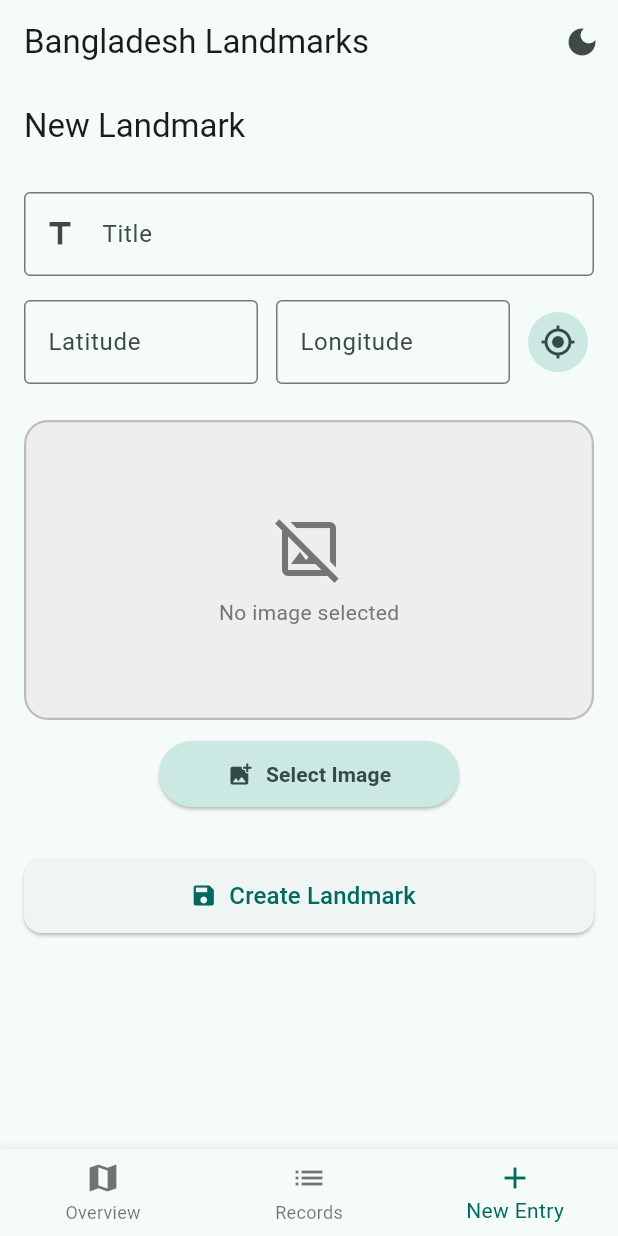
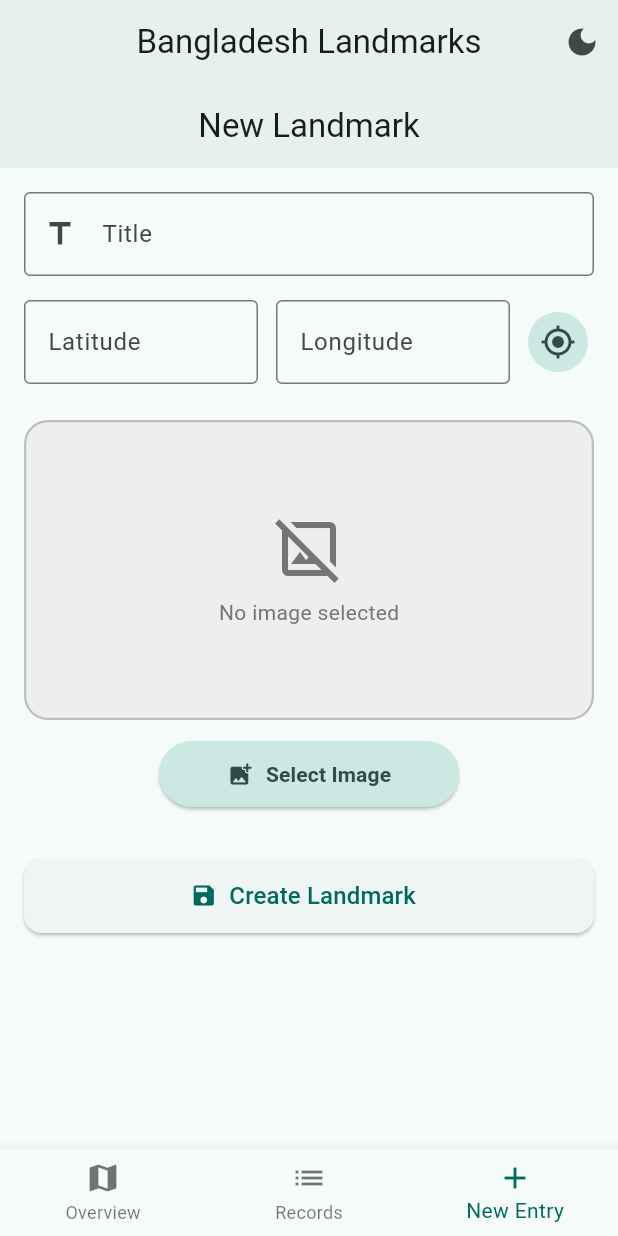
Before and after one commit to far-han12/cse489_lab, a Flutter app: the screen it shows after launch, item 3 of the bottom bar chosen, on a phone screen of 412 x 824 dp. Run offline on Flutter 3.47's test engine with Material 3 defaults, Android fonts, the phone set to English and light mode, and no system bars; our stand-ins replace geolocator, google_maps_flutter, image_picker, sqflite; accounts and stored records are empty; network calls fail.

Commit message:
extract app theme data config to dedicated file

```diff
--- a/lib/main.dart
+++ b/lib/main.dart
@@ -6,6 +6,8 @@ import 'services/local_db_service.dart';
 import 'pages/overview_page.dart';
 import 'pages/records_page.dart';
 import 'pages/edit_landmark_page.dart';
+
+import 'utils/app_theme.dart';
 
 void main() {
   runApp(const LandmarkApp());
@@ -129,21 +131,10 @@ class _LandmarkAppState extends State<LandmarkApp> {
       scaffoldMessengerKey: _scaffoldMessengerKey,
       debugShowCheckedModeBanner: false,
       title: 'Bangladesh Landmarks',
-      theme: ThemeData(
-        colorScheme: ColorScheme.fromSeed(
-          seedColor: Colors.teal,
-          brightness: Brightness.light,
-        ),
-        useMaterial3: true,
-      ),
 
-      darkTheme: ThemeData(
-        colorScheme: ColorScheme.fromSeed(
-          seedColor: Colors.teal,
-          brightness: Brightness.dark,
-        ),
-        useMaterial3: true,
-      ),
+      theme: AppTheme.lightTheme,
+      darkTheme: AppTheme.darkTheme,
+
       themeMode: _isDarkMode ? ThemeMode.dark : ThemeMode.light,
 
       home: Scaffold(
@@ -151,7 +142,6 @@ class _LandmarkAppState extends State<LandmarkApp> {
           title: const Text('Bangladesh Landmarks'),
           actions: [
             IconButton(
-
               icon: Icon(_isDarkMode ? Icons.light_mode : Icons.dark_mode),
               onPressed: () {
                 setState(() {
--- a/lib/services/api_service.dart
+++ b/lib/services/api_service.dart
@@ -5,11 +5,11 @@ import 'dart:typed_data';
 import 'package:http/http.dart' as http;
 import 'package:http_parser/http_parser.dart' as http_parser;
 import 'package:image/image.dart' as img;
-
+import '../utils/constants.dart';
 import '../models/landmark.dart';
 
 class ApiService {
-  static const String baseUrl = 'https://labs.anontech.info/cse489/t3/api.php';
+ static const String baseUrl = AppConstants.baseUrl;
 
   Future<List<Landmark>> getLandmarks() async {
     final response = await http.get(Uri.parse(baseUrl));
--- /dev/null
+++ b/lib/utils/app_theme.dart
@@ -0,0 +1,28 @@
+import 'package:flutter/material.dart';
+
+class AppTheme {
+  static final ThemeData lightTheme = ThemeData(
+    colorScheme: ColorScheme.fromSeed(
+      seedColor: Colors.teal,
+      brightness: Brightness.light,
+    ),
+    useMaterial3: true,
+    appBarTheme: const AppBarTheme(
+      centerTitle: true,
+      elevation: 2,
+    ),
+  );
+
+  // Dark Theme
+  static final ThemeData darkTheme = ThemeData(
+    colorScheme: ColorScheme.fromSeed(
+      seedColor: Colors.teal,
+      brightness: Brightness.dark,
+    ),
+    useMaterial3: true,
+    appBarTheme: const AppBarTheme(
+      centerTitle: true,
+      elevation: 2,
+    ),
+  );
+}
--- a/lib/utils/constants.dart
+++ b/lib/utils/constants.dart
@@ -1,15 +1,10 @@
-// lib/utils/constants.dart
-import 'package:flutter/material.dart';
 
 class AppConstants {
-  // API Configuration
   static const String baseUrl = 'https://labs.anontech.info/cse489/t3/api.php';
 
-  // UI Dimensions
   static const double defaultPadding = 16.0;
   static const double smallPadding = 8.0;
   static const double cardBorderRadius = 12.0;
 
-  // Map Configuration
   static const double defaultZoom = 6.5;
 }
```
